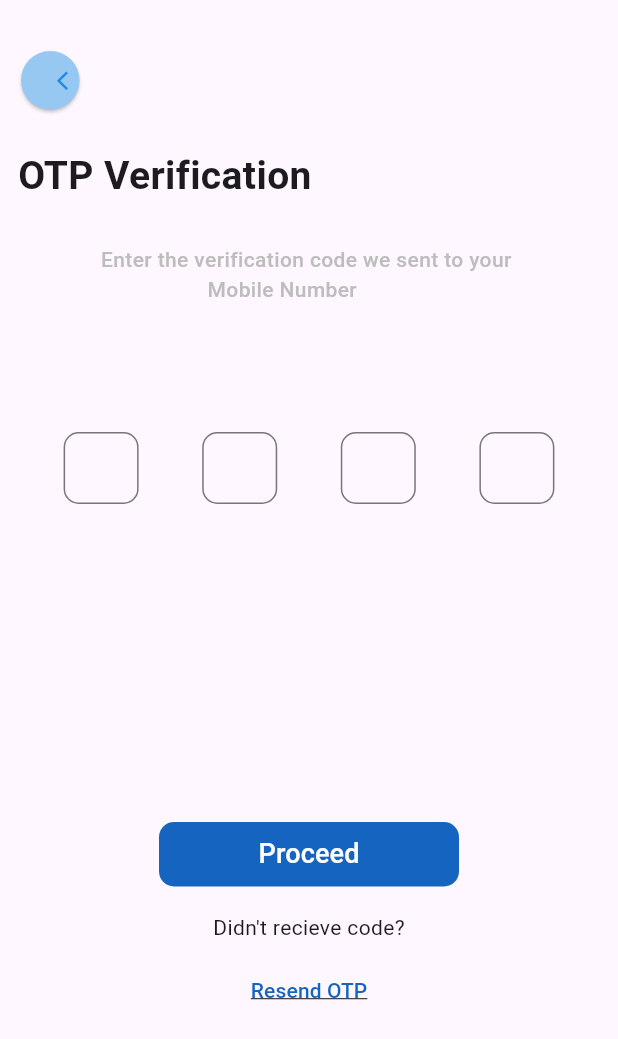
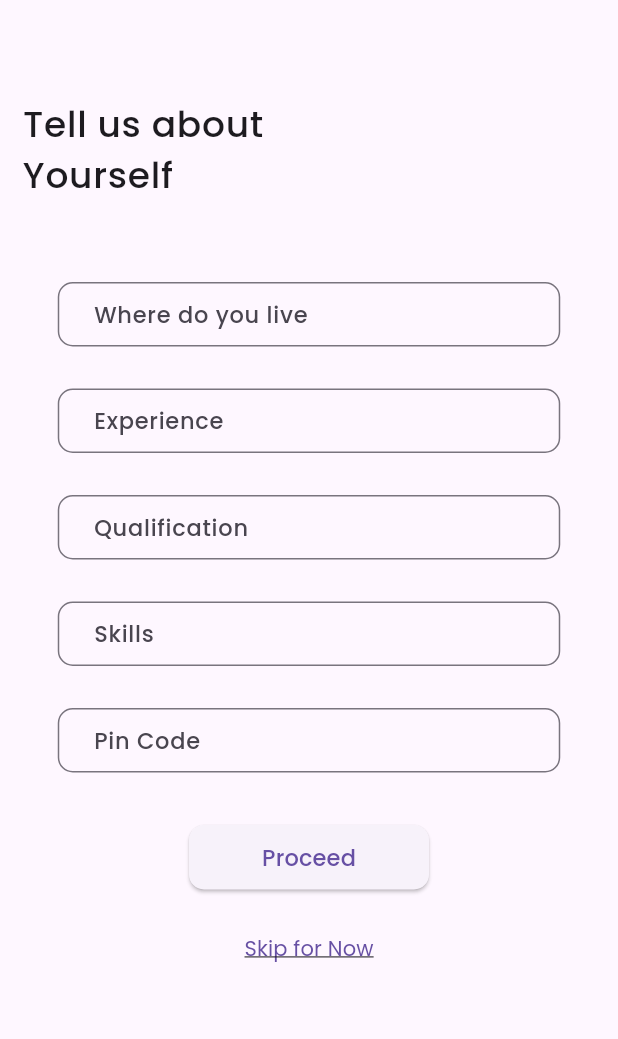
Before and after one commit to mirsadkt/campus-recruitment, a Flutter app: the screen it shows after launch, on a phone screen of 412 x 824 dp. Shown: the top 1039 px of the screen. Run offline on Flutter 3.47's test engine with Material 3 defaults, Android fonts, the phone set to English and light mode, and no system bars; our stand-ins replace google_fonts; missing offline and left inert: dart:html.

Commit message:
Tell more Page Completed

```diff
--- a/lib/main.dart
+++ b/lib/main.dart
@@ -4,6 +4,7 @@ import 'package:campus_recruitment/home.dart';
 import 'package:campus_recruitment/landing.dart';
 import 'package:campus_recruitment/otp.dart';
 import 'package:campus_recruitment/signup.dart';
+import 'package:campus_recruitment/tellaboutyourself.dart';
 import 'package:flutter/material.dart';
 
 void main() {
@@ -23,7 +24,7 @@ class MyApp extends StatelessWidget {
         colorScheme: ColorScheme.fromSeed(seedColor: Colors.deepPurple),
         useMaterial3: true,
       ),
-      home: const OnetimePassword(),
+      home: const TellMore(),
     );
   }
 }
--- /dev/null
+++ b/lib/tellaboutyourself.dart
@@ -0,0 +1,217 @@
+// ignore_for_file: prefer_const_constructors, prefer_const_literals_to_create_immutables, unused_import, avoid_unnecessary_containers, sized_box_for_whitespace, sort_child_properties_last, avoid_print, prefer_interpolation_to_compose_strings, avoid_web_libraries_in_flutter
+import 'dart:html';
+
+import 'package:google_fonts/google_fonts.dart';
+import 'package:flutter/material.dart';
+
+class TellMore extends StatefulWidget {
+  const TellMore({super.key});
+
+  @override
+  State<TellMore> createState() => _TellMoreState();
+}
+
+class _TellMoreState extends State<TellMore> {
+  @override
+  Widget build(BuildContext context) {
+    return MaterialApp(
+      debugShowCheckedModeBanner: false,
+      title: "Tell Us about Yourself ",
+      home: Scaffold(
+        body: Column(
+          children: [
+            Padding(
+              padding: const EdgeInsets.all(15.0),
+              child: Padding(
+                padding: const EdgeInsets.only(top: 50),
+                child: Container(
+                  child: Row(
+                    children: [
+                      Text(
+                        "Tell us about\nYourself",
+                        style: GoogleFonts.poppins(
+                            fontSize: 24,
+                            fontWeight: FontWeight.w500,
+                            letterSpacing: 0.5),
+                      ),
+                    ],
+                  ),
+                ),
+              ),
+            ),
+            Padding(
+              padding: const EdgeInsets.only(top: 40),
+              child: Column(
+                children: [
+                  Container(
+                    height: 43,
+                    width: 335,
+                    child: TextField(
+                      onChanged: (String live) {
+                        print("I Live at:" + live);
+                      },
+                      decoration: InputDecoration(
+                        contentPadding: EdgeInsets.all(20),
+                        label: Text(
+                          "Where do you live ",
+                          style: GoogleFonts.poppins(
+                              fontSize: 15, fontWeight: FontWeight.w500),
+                        ),
+                        border: OutlineInputBorder(
+                          borderRadius: BorderRadius.circular(10),
+                          borderSide: BorderSide(
+                            width: 4,
+                          ),
+                        ),
+                      ),
+                    ),
+                  ),
+                  Padding(
+                    padding: const EdgeInsets.only(top: 28),
+                    child: Container(
+                      height: 43,
+                      width: 335,
+                      child: TextField(
+                        onChanged: (String exp) {
+                          print("Experience: " + exp);
+                        },
+                        decoration: InputDecoration(
+                          contentPadding: EdgeInsets.all(20),
+                          label: Text(
+                            "Experience",
+                            style: GoogleFonts.poppins(
+                                fontSize: 15, fontWeight: FontWeight.w500),
+                          ),
+                          border: OutlineInputBorder(
+                            borderRadius: BorderRadius.circular(10),
+                            borderSide: BorderSide(
+                              width: 4,
+                            ),
+                          ),
+                        ),
+                      ),
+                    ),
+                  ),
+                  Padding(
+                    padding: const EdgeInsets.only(top: 28),
+                    child: Container(
+                      height: 43,
+                      width: 335,
+                      child: TextField(
+                        onChanged: (String qualify) {
+                          print("Qualification: " + qualify);
+                        },
+                        decoration: InputDecoration(
+                          contentPadding: EdgeInsets.all(20),
+                          label: Text(
+                            "Qualification",
+                            style: GoogleFonts.poppins(
+                                fontSize: 15, fontWeight: FontWeight.w500),
+                          ),
+                          border: OutlineInputBorder(
+                            borderRadius: BorderRadius.circular(10),
+                            borderSide: BorderSide(
+                              width: 4,
+                            ),
+                          ),
+                        ),
+                      ),
+                    ),
+                  ),
+                  Padding(
+                    padding: const EdgeInsets.only(top: 28),
+                    child: Container(
+                      height: 43,
+                      width: 335,
+                      child: TextField(
+                        onChanged: (String skill) {
+                          print("Skills are: " + skill);
+                        },
+                        decoration: InputDecoration(
+                          contentPadding: EdgeInsets.all(20),
+                          label: Text(
+                            "Skills",
+                            style: GoogleFonts.poppins(
+                                fontSize: 15, fontWeight: FontWeight.w500),
+                          ),
+                          border: OutlineInputBorder(
+                            borderRadius: BorderRadius.circular(10),
+                            borderSide: BorderSide(
+                              width: 4,
+                            ),
+                          ),
+                        ),
+                      ),
+                    ),
+                  ),
+                  Padding(
+                    padding: const EdgeInsets.only(top: 28),
+                    child: Container(
+                      height: 43,
+                      width: 335,
+                      child: TextField(
+                        onChanged: (pin) {
+                          print("PIN : " + pin);
+                        },
+                        keyboardType: TextInputType.number,
+                        decoration: InputDecoration(
+                          contentPadding: EdgeInsets.all(20),
+                          label: Text(
+                            "Pin Code",
+                            style: GoogleFonts.poppins(
+                                fontSize: 15, fontWeight: FontWeight.w500),
+                          ),
+                          border: OutlineInputBorder(
+                            borderRadius: BorderRadius.circular(10),
+                            borderSide: BorderSide(
+                              width: 4,
+                            ),
+                          ),
+                        ),
+                      ),
+                    ),
+                  ),
+                  Padding(
+                    padding: const EdgeInsets.only(top: 35),
+                    child: Container(
+                      width: 160,
+                      height: 43,
+                      child: ElevatedButton(
+                        onPressed: () {
+                          print("CLicked Proceed");
+                        },
+                        child: Text(
+                          "Proceed",
+                          style: GoogleFonts.poppins(
+                              fontWeight: FontWeight.w500, fontSize: 15),
+                        ),
+                        style: ElevatedButton.styleFrom(
+                            shape: RoundedRectangleBorder(
+                          borderRadius: BorderRadius.circular(10),
+                        )),
+                      ),
+                    ),
+                  ),
+                  Padding(
+                    padding: const EdgeInsets.only(top: 15),
+                    child: TextButton(
+                      onPressed: () {
+                        print("Skipped for now");
+                      },
+                      child: Text(
+                        "Skip for Now",
+                        style: GoogleFonts.poppins(
+                            fontWeight: FontWeight.w400,
+                            decoration: TextDecoration.underline),
+                      ),
+                    ),
+                  ),
+                ],
+              ),
+            ),
+          ],
+        ),
+      ),
+    );
+  }
+}
--- a/pubspec.yaml
+++ b/pubspec.yaml
@@ -38,6 +38,7 @@ dependencies:
   url_launcher: ^6.2.1
   google_fonts: ^6.1.0
 
+
 dev_dependencies:
   flutter_test:
     sdk: flutter
@@ -48,6 +49,7 @@ dev_dependencies:
   # package. See that file for information about deactivating specific lint
   # rules and activating additional ones.
   flutter_lints: ^2.0.0
+
 
 # For information on the generic Dart part of this file, see the
 # following page: https://dart.dev/tools/pub/pubspec
```
